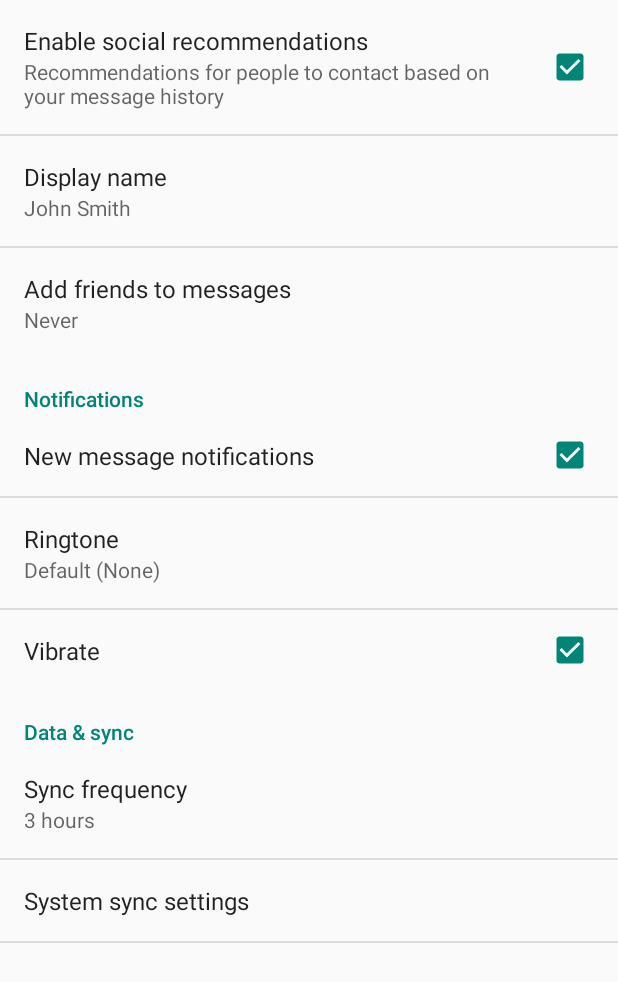
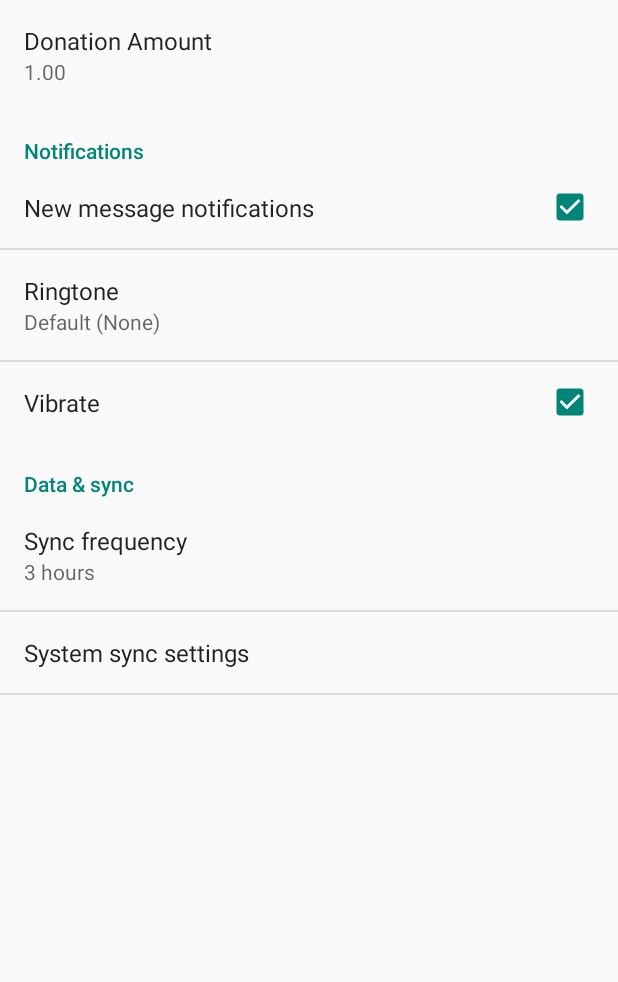
Before and after one commit to JKereliuk/BH2015, an Android app: the SettingsActivity screen opened directly, with no data from a screen before it, on a phone screen of 412 x 824 dp. Shown: the top 982 px of the screen. Run offline under Robolectric (Android 15) with nearby library versions, the phone set to English and light mode, and no system bars; 2 statements that could not run were skipped.

Commit message:
Settings

```diff
--- a/app/build.gradle
+++ b/app/build.gradle
@@ -24,7 +24,7 @@ android {
 
 dependencies {
     compile fileTree(dir: 'libs', include: ['*.jar'])
-    compile 'com.android.support:appcompat-v7:21.0.3'
+    compile 'com.android.support:appcompat-v7:+'
     compile 'com.braintreepayments.api:braintree:1.+'
     compile 'com.google.android.gms:play-services:6.5.87'
     compile 'com.android.support:support-v4:21.0.3'
--- a/app/src/main/res/values/strings_activity_settings.xml
+++ b/app/src/main/res/values/strings_activity_settings.xml
@@ -6,25 +6,8 @@
     <!-- Example General settings -->
     <string name="pref_header_general">General</string>
 
-    <string name="pref_title_social_recommendations">Enable social recommendations</string>
-    <string name="pref_description_social_recommendations">Recommendations for people to contact
-        based on your message history
-    </string>
-
-    <string name="pref_title_display_name">Display name</string>
-    <string name="pref_default_display_name">John Smith</string>
-
-    <string name="pref_title_add_friends_to_messages">Add friends to messages</string>
-    <string-array name="pref_example_list_titles">
-        <item>Always</item>
-        <item>When possible</item>
-        <item>Never</item>
-    </string-array>
-    <string-array name="pref_example_list_values">
-        <item>1</item>
-        <item>0</item>
-        <item>-1</item>
-    </string-array>
+    <string name="pref_title_display_name">Donation Amount</string>
+    <string name="pref_default_display_name">1.00</string>
 
     <!-- Example settings for Data & Sync -->
     <string name="pref_header_data_sync">Data &amp; sync</string>
--- a/app/src/main/res/xml/pref_general.xml
+++ b/app/src/main/res/xml/pref_general.xml
@@ -1,10 +1,5 @@
 <PreferenceScreen xmlns:android="http://schemas.android.com/apk/res/android">
 
-    <CheckBoxPreference
-        android:key="example_checkbox"
-        android:title="@string/pref_title_social_recommendations"
-        android:summary="@string/pref_description_social_recommendations"
-        android:defaultValue="true" />
 
     <!-- NOTE: EditTextPreference accepts EditText attributes. -->
     <!-- NOTE: EditTextPreference's summary should be set to its value by the activity code. -->
@@ -20,14 +15,5 @@
 
     <!-- NOTE: Hide buttons to simplify the UI. Users can touch outside the dialog to
          dismiss it. -->
-    <!-- NOTE: ListPreference's summary should be set to its value by the activity code. -->
-    <ListPreference
-        android:key="example_list"
-        android:title="@string/pref_title_add_friends_to_messages"
-        android:defaultValue="-1"
-        android:entries="@array/pref_example_list_titles"
-        android:entryValues="@array/pref_example_list_values"
-        android:negativeButtonText="@null"
-        android:positiveButtonText="@null" />
 
 </PreferenceScreen>
```
Also changed, not shown: app/src/main/java/com/charity/battle/fightforcharity/MainActivity.java (+11 -5 lines), app/src/main/java/com/charity/battle/fightforcharity/PrefsFragment.java (added, +18 -0 lines), app/src/main/res/layout/activity_main.xml (+0 -7 lines).
